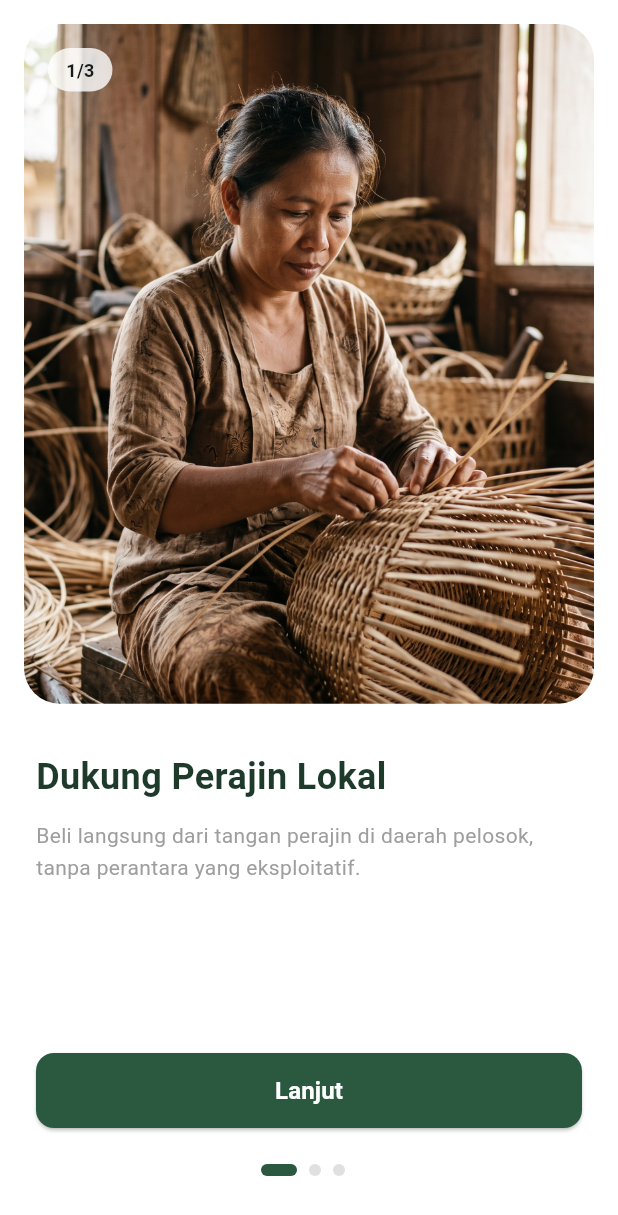
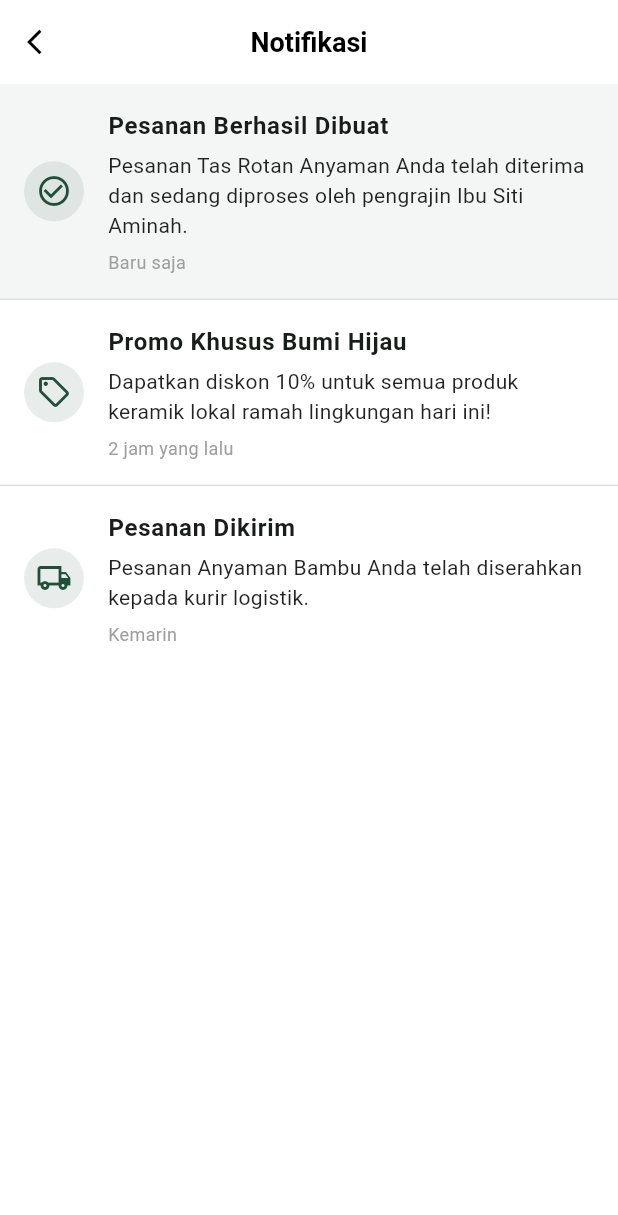
Before and after one commit to YehezkielRinanli/Mobile-Front-End, a Flutter app: the screen it shows after launch, on a phone screen of 412 x 824 dp. Shown: the top 1215 px of the screen. Run offline on Flutter 3.47's test engine with Material 3 defaults, Android fonts, the phone set to English and light mode, and no system bars.

Commit message:
UI Checkout dan Notif - Tahap 1

```diff
--- /dev/null
+++ b/lib/features/notification/screens/notification_screen.dart
@@ -0,0 +1,53 @@
+import 'package:flutter/material.dart';
+import '../widgets/notification_tile_widget.dart';
+
+class NotificationScreen extends StatelessWidget {
+  const NotificationScreen({super.key});
+
+  @override
+  Widget build(BuildContext context) {
+    // Materi 4: Scaffold sebagai kerangka dasar antarmuka
+    return Scaffold(
+      backgroundColor: Colors.white,
+      appBar: AppBar(
+        backgroundColor: Colors.white,
+        elevation: 0,
+        title: const Text(
+          'Notifikasi',
+          style: TextStyle(color: Colors.black, fontSize: 18, fontWeight: FontWeight.bold),
+        ),
+        centerTitle: true,
+        leading: IconButton(
+          icon: const Icon(Icons.arrow_back_ios, color: Colors.black, size: 20),
+          onPressed: () {},
+        ),
+      ),
+      // Materi 1: Susunan dasar UI menggunakan ListView
+      body: ListView(
+        children: const [
+          NotificationTileWidget(
+            title: 'Pesanan Berhasil Dibuat',
+            message: 'Pesanan Tas Rotan Anyaman Anda telah diterima dan sedang diproses oleh pengrajin Ibu Siti Aminah.',
+            time: 'Baru saja',
+            icon: Icons.check_circle_outline,
+            isUnread: true, // Notifikasi baru
+          ),
+          Divider(height: 1, color: Colors.black12),
+          NotificationTileWidget(
+            title: 'Promo Khusus Bumi Hijau',
+            message: 'Dapatkan diskon 10% untuk semua produk keramik lokal ramah lingkungan hari ini!',
+            time: '2 jam yang lalu',
+            icon: Icons.local_offer_outlined,
+          ),
+          Divider(height: 1, color: Colors.black12),
+          NotificationTileWidget(
+            title: 'Pesanan Dikirim',
+            message: 'Pesanan Anyaman Bambu Anda telah diserahkan kepada kurir logistik.',
+            time: 'Kemarin',
+            icon: Icons.local_shipping_outlined,
+          ),
+        ],
+      ),
+    );
+  }
+}
--- /dev/null
+++ b/lib/features/notification/widgets/notification_tile_widget.dart
@@ -0,0 +1,56 @@
+import 'package:flutter/material.dart';
+
+// Menggunakan warna utama CraftOrigin
+const Color craftOriginGreen = Color(0xFF204E38);
+
+class NotificationTileWidget extends StatelessWidget {
+  final String title;
+  final String message;
+  final String time;
+  final IconData icon;
+  final bool isUnread;
+
+  const NotificationTileWidget({
+    super.key,
+    required this.title,
+    required this.message,
+    required this.time,
+    required this.icon,
+    this.isUnread = false,
+  });
+
+  @override
+  Widget build(BuildContext context) {
+    // Materi 4: Menggunakan desain Material 3 (Container & ListTile)
+    return Container(
+      // Latar belakang sedikit hijau jika notifikasi belum dibaca
+      color: isUnread ? craftOriginGreen.withOpacity(0.05) : Colors.transparent,
+      child: ListTile(
+        contentPadding: const EdgeInsets.symmetric(horizontal: 16.0, vertical: 8.0),
+        // Materi 3: Visual Avatar untuk ikon notifikasi
+        leading: CircleAvatar(
+          backgroundColor: craftOriginGreen.withOpacity(0.1),
+          child: Icon(icon, color: craftOriginGreen),
+        ),
+        // Materi 3: Text & Rich Controls
+        title: Text(
+          title,
+          style: TextStyle(
+            fontWeight: isUnread ? FontWeight.bold : FontWeight.w600,
+            fontSize: 16,
+          ),
+        ),
+        subtitle: Column(
+          crossAxisAlignment: CrossAxisAlignment.start,
+          children: [
+            const SizedBox(height: 4),
+            Text(message, style: const TextStyle(fontSize: 14, color: Colors.black87)),
+            const SizedBox(height: 6),
+            Text(time, style: const TextStyle(fontSize: 12, color: Colors.grey)),
+          ],
+        ),
+        onTap: () {},
+      ),
+    );
+  }
+}
--- a/lib/main.dart
+++ b/lib/main.dart
@@ -1,5 +1,8 @@
 import 'package:flutter/material.dart';
-import 'screens/splash_screen.dart';
+
+import 'features/notification/screens/notification_screen.dart';
+
+// import 'features/checkout/screens/checkout_screen.dart'; // Mengimpor layar checkout yang sudah dibuat
 
 void main() {
   runApp(const CraftOriginApp());
@@ -19,7 +22,7 @@ class CraftOriginApp extends StatelessWidget {
         useMaterial3: true,
         fontFamily: 'Roboto', // Bisa diganti jika nanti ada custom font
       ),
-      home: const SplashScreen(),
+      home: const NotificationScreen(), // Mengarahkan ke layar checkout untuk saat ini
     );
   }
 }
```
Also changed, not shown: lib/features/checkout/screens/checkout_screen.dart (added, +180 -0 lines), lib/features/checkout/widgets/cart_item_widget.dart (added, +120 -0 lines), lib/features/checkout/widgets/order_success_dialog.dart (added, +95 -0 lines), 1 other file.
